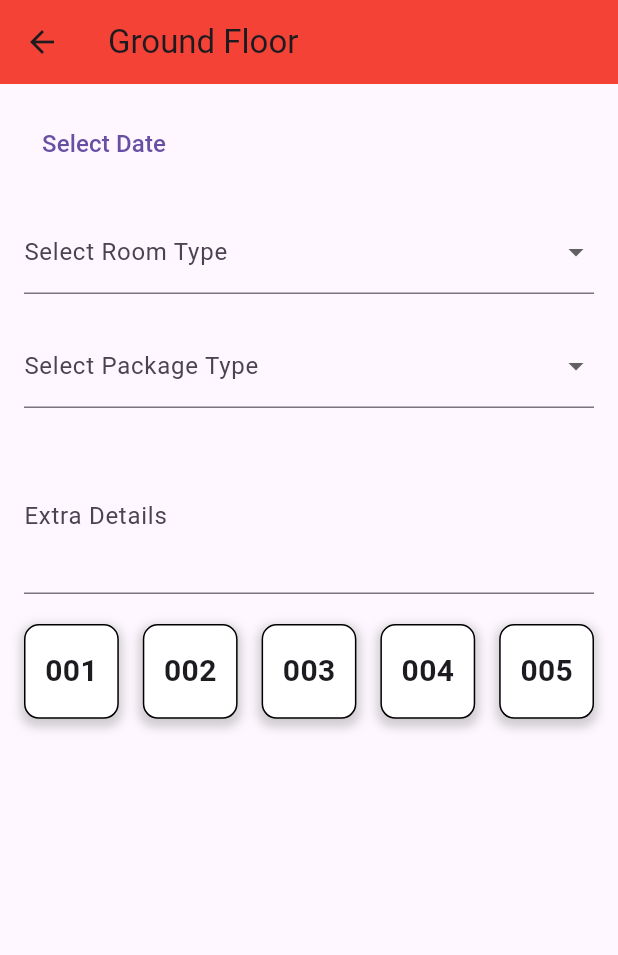
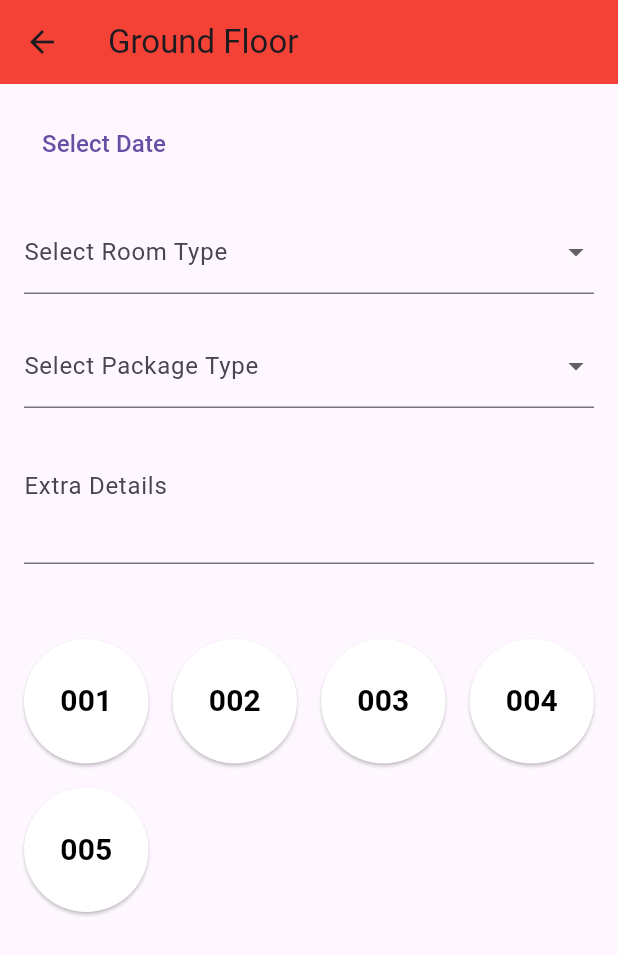
Before and after one commit to Esandu-Meth-Obadaarachchi/odon_booking_flutter_app, a Flutter app: the screen it shows after launch, after a tap on "Ground Floor", on a phone screen of 412 x 824 dp. Shown: the top 955 px of the screen. Run offline on Flutter 3.47's test engine with Material 3 defaults, Android fonts, the phone set to English and light mode, and no system bars; statements that could not run were skipped.

Commit message:
added room selection buttons working now

```diff
--- a/lib/main.dart
+++ b/lib/main.dart
@@ -13,46 +13,59 @@ class HomeScreen extends StatelessWidget {
     return Scaffold(
       appBar: AppBar(
         centerTitle: true,
-        title: const Text('Hotel Room Booking'),
+        title: const Text(
+            'Hotel Room Booking',
+          style:
+          color: Colors.white, // Set the title text color to white
+          fontFamily: 'CustomFont', // Set the custom font family
+          fontWeight: FontWeight.bold, // Set the font weight if needed
+        ),
         backgroundColor: Colors.indigo,
-
       ),
       body: Padding(
         padding: const EdgeInsets.all(16.0),
-
         child: Row(
           mainAxisAlignment: MainAxisAlignment.center,
-
           children: [
-
             ElevatedButton(
               onPressed: () {
                 Navigator.push(
                   context,
-                  MaterialPageRoute(builder: (context) => RoomSelectionScreen(floor: 'Ground Floor', rooms: 5, startingRoomNumber: 1)),
+                  MaterialPageRoute(
+                    builder: (context) => RoomSelectionScreen(
+                      floor: 'Ground Floor',
+                      rooms: 5,
+                      startingRoomNumber: 1,
+                    ),
+                  ),
                 );
               },
               style: ElevatedButton.styleFrom(
-                foregroundColor: Colors.white, backgroundColor: Colors.red, // foreground
+                foregroundColor: Colors.white,
+                backgroundColor: Colors.red, // foreground
               ),
               child: const Text('Ground Floor'),
             ),
-
-            const SizedBox(height: 20,width: 30),
-
+            const SizedBox(height: 20, width: 30),
             ElevatedButton(
               onPressed: () {
                 Navigator.push(
                   context,
-                  MaterialPageRoute(builder: (context) => RoomSelectionScreen(floor: 'First Floor', rooms: 7, startingRoomNumber: 101)),
+                  MaterialPageRoute(
+                    builder: (context) => RoomSelectionScreen(
+                      floor: 'First Floor',
+                      rooms: 7,
+                      startingRoomNumber: 101,
+                    ),
+                  ),
                 );
               },
               style: ElevatedButton.styleFrom(
-                foregroundColor: Colors.white, backgroundColor: Colors.red, // foreground
+                foregroundColor: Colors.white,
+                backgroundColor: Colors.red, // foreground
               ),
               child: const Text('First Floor'),
             ),
-
           ],
         ),
       ),
@@ -80,6 +93,7 @@ class _RoomSelectionScreenState extends State<RoomSelectionScreen> {
   String? _roomType;
   String? _packageType;
   final TextEditingController _extraDetailsController = TextEditingController();
+  Set<int> _selectedRooms = {};
 
   Future<void> _selectDate(BuildContext context) async {
     final DateTime? picked = await showDatePicker(
@@ -88,10 +102,11 @@ class _RoomSelectionScreenState extends State<RoomSelectionScreen> {
       firstDate: DateTime(2020),
       lastDate: DateTime(2030),
     );
-    if (picked != null && picked != _selectedDate)
+    if (picked != null && picked != _selectedDate) {
       setState(() {
         _selectedDate = picked;
       });
+    }
   }
 
   @override
@@ -145,17 +160,16 @@ class _RoomSelectionScreenState extends State<RoomSelectionScreen> {
                 });
               },
             ),
-            const SizedBox(height: 20),
             TextField(
               controller: _extraDetailsController,
               decoration: InputDecoration(labelText: 'Extra Details'),
               maxLines: 3,
             ),
-            const SizedBox(height: 20),
+            const SizedBox(height: 50),
             Expanded(
               child: GridView.builder(
                 gridDelegate: SliverGridDelegateWithFixedCrossAxisCount(
-                  crossAxisCount: 5, // 4 rooms per row
+                  crossAxisCount: 4, // 4 rooms per row
                   mainAxisSpacing: 16,
                   crossAxisSpacing: 16,
                   childAspectRatio: 1,
@@ -163,25 +177,24 @@ class _RoomSelectionScreenState extends State<RoomSelectionScreen> {
                 itemCount: widget.rooms,
                 itemBuilder: (context, index) {
                   int roomNumber = widget.startingRoomNumber + index;
-                  return Container(
-                    decoration: BoxDecoration(
-                      color: Colors.white,
-                      border: Border.all(color: Colors.black),
-                      borderRadius: BorderRadius.circular(10.0),
-                      boxShadow: [
-                        BoxShadow(
-                          color: Colors.grey.withOpacity(0.5),
-                          spreadRadius: 2,
-                          blurRadius: 5,
-                          offset: Offset(0, 3), // changes position of shadow
-                        ),
-                      ],
+                  return ElevatedButton(
+                    onPressed: () {
+                      setState(() {
+                        if (_selectedRooms.contains(roomNumber)) {
+                          _selectedRooms.remove(roomNumber);
+                        } else {
+                          _selectedRooms.add(roomNumber);
+                        }
+                      });
+                    },
+                    style: ElevatedButton.styleFrom(
+                      foregroundColor: Colors.black, backgroundColor: _selectedRooms.contains(roomNumber)
+                          ? Colors.green
+                          : Colors.white,
                     ),
-                    child: Center(
-                      child: Text(
-                        roomNumber.toString().padLeft(3, '0'), // Format room number to 3 digits
-                        style: TextStyle(fontSize: 20, fontWeight: FontWeight.bold),
-                      ),
+                    child: Text(
+                      roomNumber.toString().padLeft(3, '0'), // Format room number to 3 digits
+                      style: TextStyle(fontSize: 20, fontWeight: FontWeight.bold),
                     ),
                   );
                 },
```
Also changed, not shown: fonts/Outfit-Bold.ttf (added), fonts/Outfit-Medium.ttf (added), fonts/Outfit-Regular.ttf (added).
